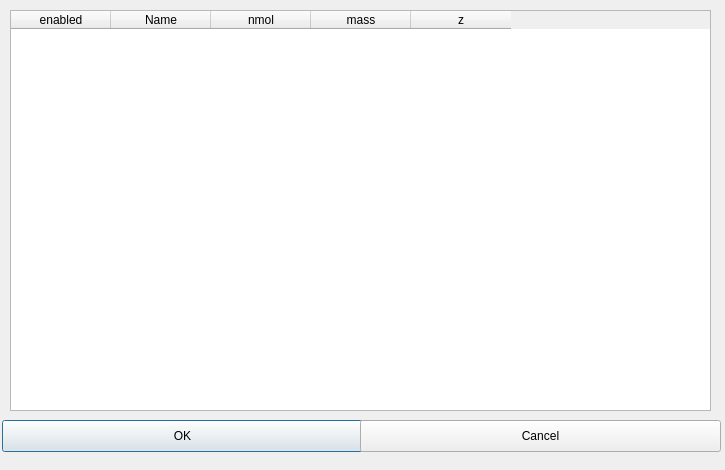
eugenemel/maven, file src/maven/forms/selectadductsdialog.ui: the form before one commit.
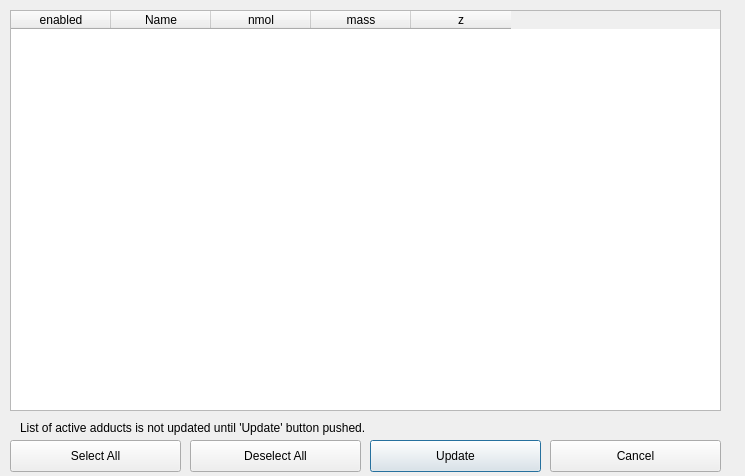
The form after the commit.

The edit to the form file:
```diff
--- a/src/maven/forms/selectadductsdialog.ui
+++ b/src/maven/forms/selectadductsdialog.ui
@@ -6,8 +6,8 @@
    <rect>
     <x>0</x>
     <y>0</y>
-    <width>725</width>
-    <height>470</height>
+    <width>745</width>
+    <height>476</height>
    </rect>
   </property>
   <property name="windowTitle">
@@ -18,7 +18,7 @@
     <rect>
      <x>10</x>
      <y>10</y>
-     <width>701</width>
+     <width>711</width>
      <height>401</height>
     </rect>
    </property>
@@ -57,22 +57,22 @@
   <widget class="QPushButton" name="btnOK">
    <property name="geometry">
     <rect>
-     <x>2</x>
-     <y>420</y>
-     <width>361</width>
+     <x>370</x>
+     <y>440</y>
+     <width>171</width>
      <height>32</height>
     </rect>
    </property>
    <property name="text">
-    <string>OK</string>
+    <string>Update</string>
    </property>
   </widget>
   <widget class="QPushButton" name="btnCancel">
    <property name="geometry">
     <rect>
-     <x>360</x>
-     <y>420</y>
-     <width>361</width>
+     <x>550</x>
+     <y>440</y>
+     <width>171</width>
      <height>32</height>
     </rect>
    </property>
@@ -80,6 +80,45 @@
     <string>Cancel</string>
    </property>
   </widget>
+  <widget class="QPushButton" name="btnSelectAll">
+   <property name="geometry">
+    <rect>
+     <x>10</x>
+     <y>440</y>
+     <width>171</width>
+     <height>32</height>
+    </rect>
+   </property>
+   <property name="text">
+    <string>Select All</string>
+   </property>
+  </widget>
+  <widget class="QPushButton" name="btnDeselectAll">
+   <property name="geometry">
+    <rect>
+     <x>190</x>
+     <y>440</y>
+     <width>171</width>
+     <height>32</height>
+    </rect>
+   </property>
+   <property name="text">
+    <string>Deselect All</string>
+   </property>
+  </widget>
+  <widget class="QLabel" name="label">
+   <property name="geometry">
+    <rect>
+     <x>20</x>
+     <y>420</y>
+     <width>681</width>
+     <height>16</height>
+    </rect>
+   </property>
+   <property name="text">
+    <string>List of active adducts is not updated until 'Update' button pushed.</string>
+   </property>
+  </widget>
  </widget>
  <resources/>
  <connections/>
```
Left out of the diff: 2 changed lines with no effect on the pictures.
